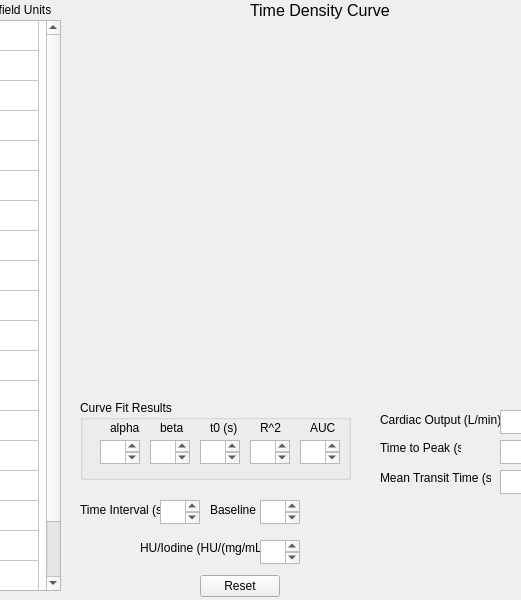
The window that COcalc.ui (ogdenk/COCalculator) describes before a commit, drawn with Qt 5; both pictures show x 120 to 641 and y 0 to 600 of the 800 by 600 pixel window.
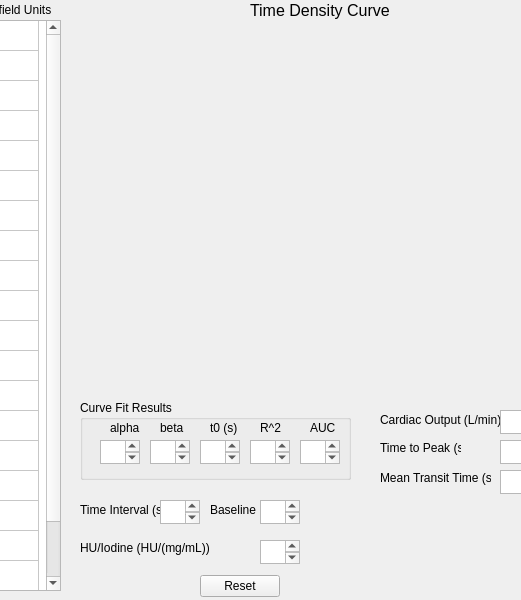
The same window after the commit. Custom widgets are drawn as their Qt base class.

Patch:
```diff
--- a/COcalc.ui
+++ b/COcalc.ui
@@ -279,7 +279,7 @@
     <rect>
      <x>370</x>
      <y>0</y>
-     <width>151</width>
+     <width>191</width>
      <height>20</height>
     </rect>
    </property>
@@ -438,9 +438,9 @@
   <widget class="QLabel" name="label_HUConversion">
    <property name="geometry">
     <rect>
-     <x>260</x>
+     <x>200</x>
      <y>540</y>
-     <width>121</width>
+     <width>141</width>
      <height>16</height>
     </rect>
    </property>
```
